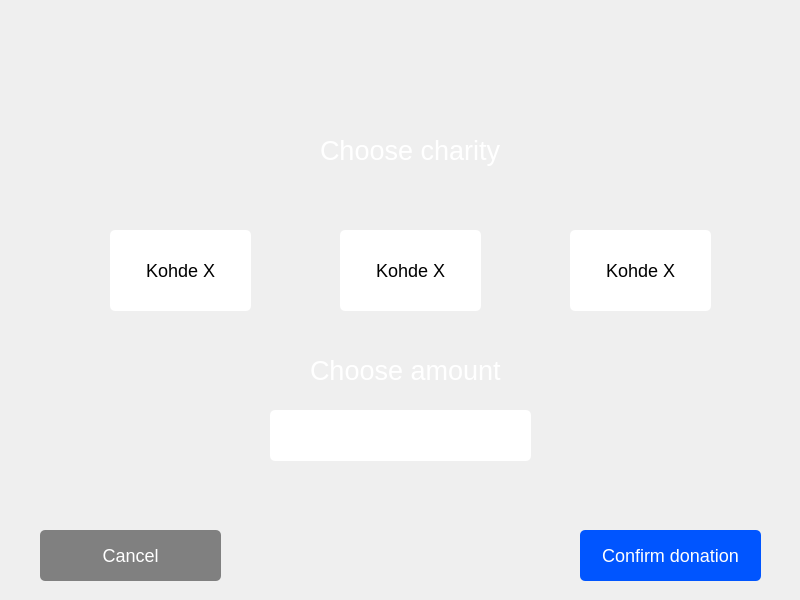
Above: frontend/charity.ui from 22kmo-project/group_14 before the change. Below: the same form after it.
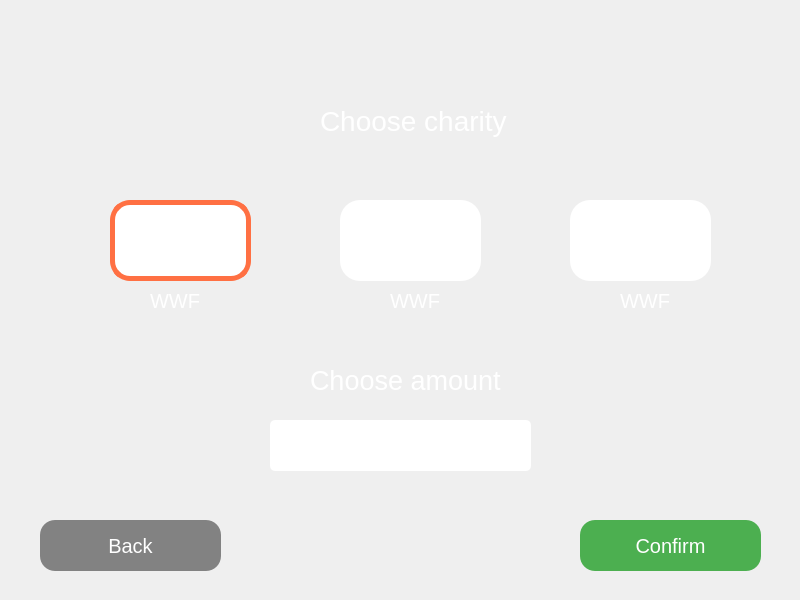
That is the form after the change. Icons and pictures are not drawn.

The edit to the form file:
```diff
--- a/frontend/charity.ui
+++ b/frontend/charity.ui
@@ -17,7 +17,7 @@
    <property name="geometry">
     <rect>
      <x>110</x>
-     <y>230</y>
+     <y>200</y>
      <width>141</width>
      <height>81</height>
     </rect>
@@ -31,21 +31,24 @@
     <cursorShape>PointingHandCursor</cursorShape>
    </property>
    <property name="styleSheet">
-    <string notr="true">background:white;
-border-radius:5px;
-padding:0 10px;
+    <string notr="true">background-color:white;
+background-image: url(../img/logo_charity1.png);
+background-repeat:no-repeat;
+background-position: center center;
+border-radius:20px;
 color:black;
-font-size:18px;</string>
+font-size:18px;
+border:5px solid #FF7043;</string>
    </property>
    <property name="text">
-    <string>Kohde X</string>
+    <string/>
    </property>
   </widget>
   <widget class="QPushButton" name="button_kohde2">
    <property name="geometry">
     <rect>
      <x>340</x>
-     <y>230</y>
+     <y>200</y>
      <width>141</width>
      <height>81</height>
     </rect>
@@ -59,21 +62,23 @@
     <cursorShape>PointingHandCursor</cursorShape>
    </property>
    <property name="styleSheet">
-    <string notr="true">background:white;
-border-radius:5px;
-padding:0 10px;
+    <string notr="true">background-color:white;
+background-image: url(../img/logo_charity1.png);
+background-repeat:no-repeat;
+background-position: center center;
+border-radius:20px;
 color:black;
 font-size:18px;</string>
    </property>
    <property name="text">
-    <string>Kohde X</string>
+    <string/>
    </property>
   </widget>
   <widget class="QPushButton" name="button_kohde3">
    <property name="geometry">
     <rect>
      <x>570</x>
-     <y>230</y>
+     <y>200</y>
      <width>141</width>
      <height>81</height>
     </rect>
@@ -87,32 +92,35 @@
     <cursorShape>PointingHandCursor</cursorShape>
    </property>
    <property name="styleSheet">
-    <string notr="true">background:white;
-border-radius:5px;
-padding:0 10px;
+    <string notr="true">background-color:white;
+background-image: url(../img/logo_charity1.png);
+background-repeat:no-repeat;
+background-position: center center;
+border-radius:20px;
 color:black;
 font-size:18px;</string>
    </property>
    <property name="text">
-    <string>Kohde X</string>
+    <string/>
    </property>
   </widget>
   <widget class="QLabel" name="label_toptext">
    <property name="geometry">
     <rect>
      <x>320</x>
-     <y>110</y>
-     <width>181</width>
+     <y>80</y>
+     <width>291</width>
      <height>81</height>
     </rect>
    </property>
    <property name="font">
     <font>
-     <pointsize>20</pointsize>
+     <pointsize>-1</pointsize>
     </font>
    </property>
    <property name="styleSheet">
-    <string notr="true">color: rgb(255, 255, 255);</string>
+    <string notr="true">color: rgb(255, 255, 255);
+font-size:28px;</string>
    </property>
    <property name="text">
     <string>Choose charity</string>
@@ -122,7 +130,7 @@
    <property name="geometry">
     <rect>
      <x>310</x>
-     <y>350</y>
+     <y>360</y>
      <width>191</width>
      <height>41</height>
     </rect>
@@ -143,7 +151,7 @@
    <property name="geometry">
     <rect>
      <x>270</x>
-     <y>410</y>
+     <y>420</y>
      <width>261</width>
      <height>51</height>
     </rect>
@@ -165,7 +173,7 @@
    <property name="geometry">
     <rect>
      <x>40</x>
-     <y>530</y>
+     <y>520</y>
      <width>181</width>
      <height>51</height>
     </rect>
@@ -179,21 +187,30 @@
     <cursorShape>PointingHandCursor</cursorShape>
    </property>
    <property name="styleSheet">
-    <string notr="true">background:grey;
-border-radius:5px;
-padding:0 10px;
-color:white;
-font-size:18px;</string>
+    <string notr="true">QPushButton {
+background-color: rgb(130, 130, 130);
+background-image: url(../img/icon_back.png);
+background-repeat:no-repeat;
+background-position:left middle;
+color: rgb(255, 255, 255);
+border-radius:15px;
+padding:5 5px;
+font-size:20px;
+}
+QPushButton:hover {
+background-color: rgb(120, 120, 120);
+color: rgb(255, 255, 255);
+}</string>
    </property>
    <property name="text">
-    <string>Cancel</string>
+    <string>Back</string>
    </property>
   </widget>
   <widget class="QPushButton" name="button_confirm">
    <property name="geometry">
     <rect>
      <x>580</x>
-     <y>530</y>
+     <y>520</y>
      <width>181</width>
      <height>51</height>
     </rect>
@@ -207,14 +224,90 @@
     <cursorShape>PointingHandCursor</cursorShape>
    </property>
    <property name="styleSheet">
-    <string notr="true">background-color: rgb(0, 85, 255);
-border-radius:5px;
-padding:0 10px;
-color:white;
-font-size:18px;</string>
+    <string notr="true">QPushButton {
+background-color: #4CAF50;
+background-image: url(../img/icon_confirm.png);
+background-repeat: no-repeat;
+background-position: right middle;
+color: rgb(255, 255, 255);
+border-radius: 15px;
+padding:5 5px;
+font-size:20px;
+}
+QPushButton:hover {
+background-color: #43A047;
+color: rgb(245, 245, 245);
+}
+</string>
    </property>
    <property name="text">
-    <string>Confirm donation</string>
+    <string>Confirm</string>
+   </property>
+  </widget>
+  <widget class="QLabel" name="label_toptext_2">
+   <property name="geometry">
+    <rect>
+     <x>150</x>
+     <y>280</y>
+     <width>71</width>
+     <height>41</height>
+    </rect>
+   </property>
+   <property name="font">
+    <font>
+     <pointsize>-1</pointsize>
+    </font>
+   </property>
+   <property name="styleSheet">
+    <string notr="true">color: white;
+font-size:20px;</string>
+   </property>
+   <property name="text">
+    <string>WWF</string>
+   </property>
+  </widget>
+  <widget class="QLabel" name="label_toptext_3">
+   <property name="geometry">
+    <rect>
+     <x>390</x>
+     <y>280</y>
+     <width>71</width>
+     <height>41</height>
+    </rect>
+   </property>
+   <property name="font">
+    <font>
+     <pointsize>-1</pointsize>
+    </font>
+   </property>
+   <property name="styleSheet">
+    <string notr="true">color: white;
+font-size:20px;</string>
+   </property>
+   <property name="text">
+    <string>WWF</string>
+   </property>
+  </widget>
+  <widget class="QLabel" name="label_toptext_4">
+   <property name="geometry">
+    <rect>
+     <x>620</x>
+     <y>280</y>
+     <width>71</width>
+     <height>41</height>
+    </rect>
+   </property>
+   <property name="font">
+    <font>
+     <pointsize>-1</pointsize>
+    </font>
+   </property>
+   <property name="styleSheet">
+    <string notr="true">color: white;
+font-size:20px;</string>
+   </property>
+   <property name="text">
+    <string>WWF</string>
    </property>
   </widget>
  </widget>
```
